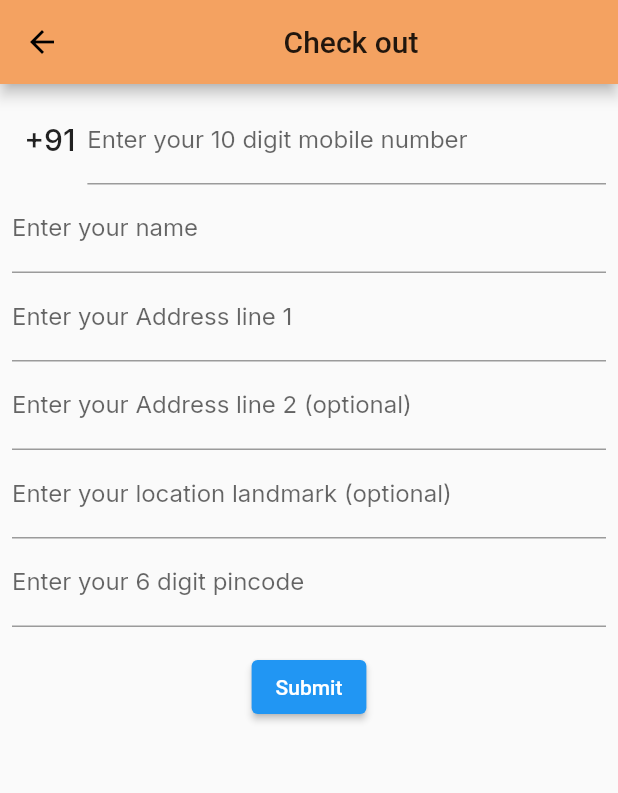
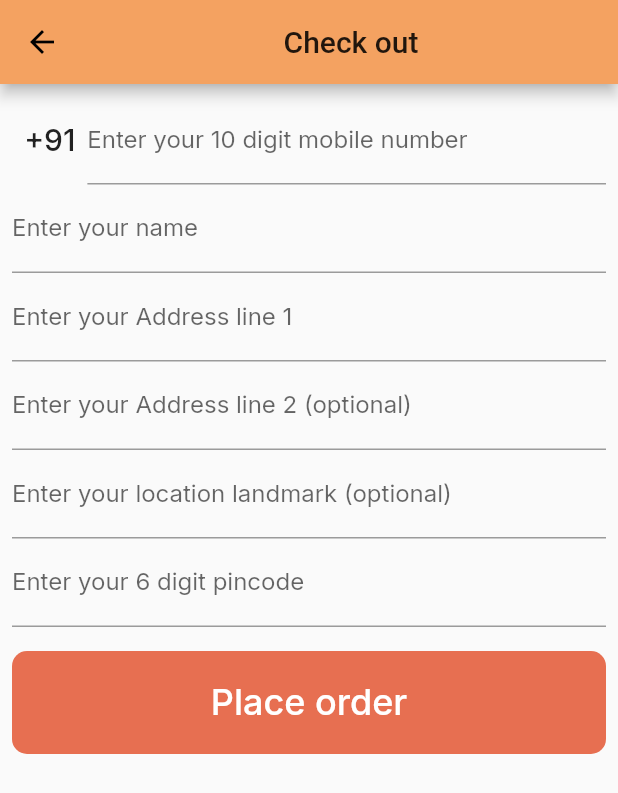
Before and after one commit to lenabalakumar/GroceryApp, a Flutter app: the CheckOutScreen screen opened by its route, on a phone screen of 412 x 824 dp. Shown: the top 793 px of the screen. Run offline on Flutter 3.47's test engine with Material 2 defaults, Android fonts, the phone set to English and light mode, and no system bars; our stand-ins replace bloc, cloud_firestore, equatable, firebase_core, flutter_bloc, google_fonts; accounts and stored records are empty; network calls fail.

Commit message:
V 4.0 of Grocery App.
Order success screen implemented.

```diff
--- a/lib/Ui/Screens/CheckOutScreen.dart
+++ b/lib/Ui/Screens/CheckOutScreen.dart
@@ -3,6 +3,7 @@ import 'package:flutter_bloc/flutter_bloc.dart';
 import 'package:google_fonts/google_fonts.dart';
 import 'package:groceryapp/Data/Bloc/orderBloc/order_bloc.dart';
 import 'package:groceryapp/Data/Model/User.dart';
+import 'package:groceryapp/Ui/Screens/OrderSummaryScreen.dart';
 
 // class CheckOutScreen extends StatelessWidget {
 //   final TextEditingController _mobileNumber = new TextEditingController();
@@ -165,7 +166,9 @@ class _CheckOutScreenState extends State<CheckOutScreen> {
           onTap: () => Navigator.pop(context),
           child: Icon(Icons.arrow_back),
         ),
-        title: Center(child: Text('Check out')),
+        title: Center(
+          child: Text('Check out'),
+        ),
       ),
       body: SafeArea(
         child: SingleChildScrollView(
@@ -179,7 +182,13 @@ class _CheckOutScreenState extends State<CheckOutScreen> {
                     children: [
                       Padding(
                         padding: const EdgeInsets.all(8.0),
-                        child: Container(child: Text('+91', style: GoogleFonts.inter(fontSize: 20, fontWeight: FontWeight.w500),),),
+                        child: Container(
+                          child: Text(
+                            '+91',
+                            style: GoogleFonts.inter(
+                                fontSize: 20, fontWeight: FontWeight.w500),
+                          ),
+                        ),
                       ),
                       Expanded(
                         child: TextFormField(
@@ -205,9 +214,10 @@ class _CheckOutScreenState extends State<CheckOutScreen> {
                     controller: _userName,
                     keyboardType: TextInputType.name,
                     decoration: InputDecoration(
-                        labelText: 'Enter your name',
-                        labelStyle: GoogleFonts.inter(
-                            fontSize: 16, fontWeight: FontWeight.w400)),
+                      labelText: 'Enter your name',
+                      labelStyle: GoogleFonts.inter(
+                          fontSize: 16, fontWeight: FontWeight.w400),
+                    ),
                     validator: (String? value) {
                       if (value == null || value.isEmpty) {
                         return 'Name cannot be empty';
@@ -275,8 +285,8 @@ class _CheckOutScreenState extends State<CheckOutScreen> {
                   ),
                   Padding(
                     padding: const EdgeInsets.symmetric(vertical: 16.0),
-                    child: ElevatedButton(
-                      onPressed: () {
+                    child: InkWell(
+                      onTap: () {
                         // Validate will return true if the form is valid, or false if
                         // the form is invalid.
                         if (_formKey.currentState!.validate()) {
@@ -291,11 +301,33 @@ class _CheckOutScreenState extends State<CheckOutScreen> {
                                   userLandmark: _landmark.text),
                             ),
                           );
-                          Navigator.of(context).pushNamed('/orderSummary');
+                          // Navigator.of(context).pushNamed('/orderSummary');
+                          Navigator.pushAndRemoveUntil(
+                              context,
+                              MaterialPageRoute(
+                                builder: (context) => OrderSummaryScreen(),
+                              ),
+                              (route) => false);
                           // print('address line one: ${_addressLineOne.text}');
                         }
                       },
-                      child: const Text('Submit'),
+                      child: Container(
+                        width: MediaQuery.of(context).size.width,
+                        height: MediaQuery.of(context).size.height * 1 / 12,
+                        decoration: BoxDecoration(
+                            borderRadius: BorderRadius.circular(10),
+                            color: Theme.of(context).accentColor),
+                        child: Center(
+                          child: Text(
+                            'Place order',
+                            style: GoogleFonts.inter(
+                              fontSize: 24,
+                              fontWeight: FontWeight.w500,
+                              color: Colors.white,
+                            ),
+                          ),
+                        ),
+                      ),
                     ),
                   ),
                 ],
```
Also changed, not shown: lib/Ui/Screens/OrderSummaryScreen.dart (+56 -3 lines).
